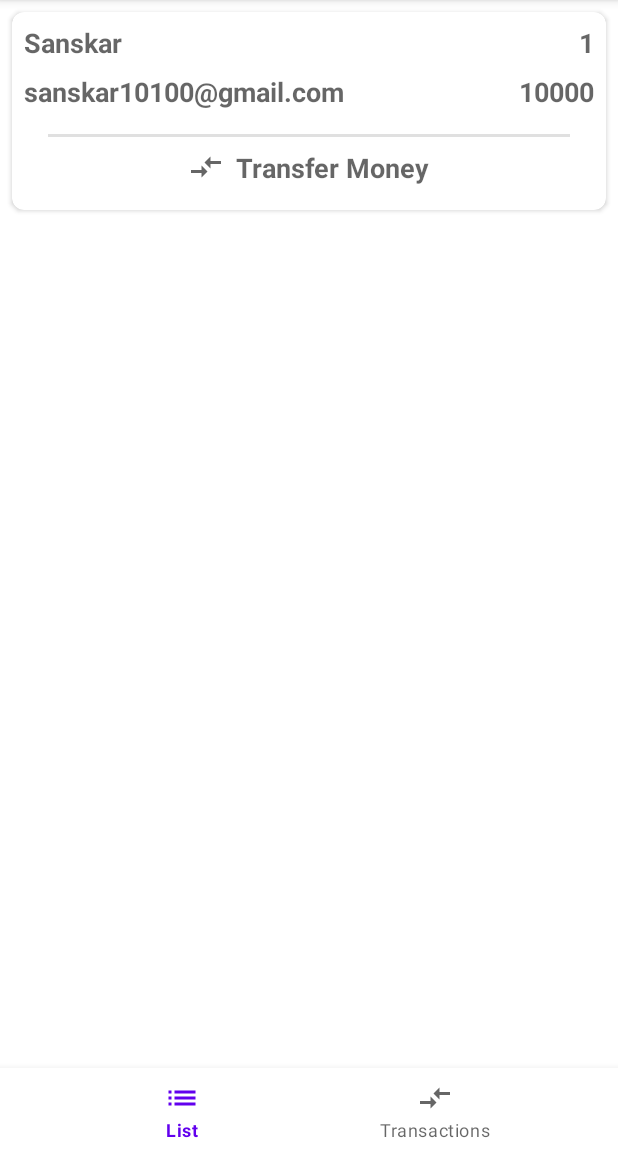
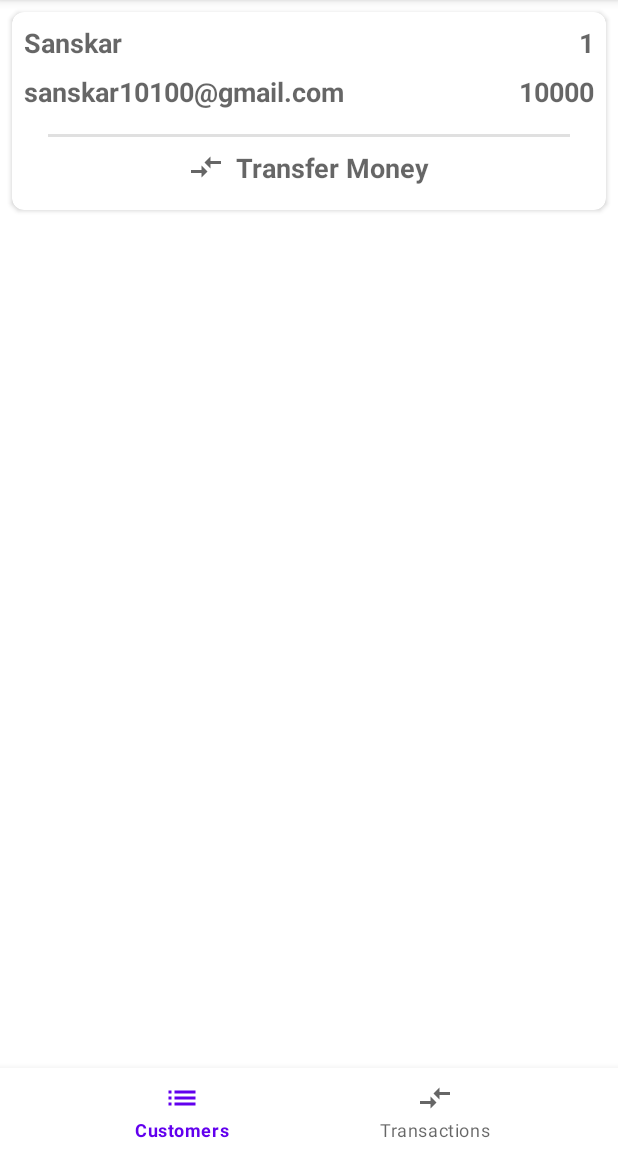
Before and after one commit to sanskar10100/ServerDown, an Android app: the screen it shows after launch (MainActivity), after a tap on "Sanskar", on a phone screen of 412 x 824 dp, the part 84-1236 px from its top. Run offline under Robolectric (Android 15) with nearby library versions, the phone set to English and light mode, and no system bars.

Commit message:
Added fragment switching in bottom navigation view

```diff
--- a/app/src/main/res/layout/activity_main.xml
+++ b/app/src/main/res/layout/activity_main.xml
@@ -1,5 +1,5 @@
 <?xml version="1.0" encoding="utf-8"?>
-<androidx.coordinatorlayout.widget.CoordinatorLayout
+<androidx.constraintlayout.widget.ConstraintLayout
     xmlns:android="http://schemas.android.com/apk/res/android"
     xmlns:app="http://schemas.android.com/apk/res-auto"
     xmlns:tools="http://schemas.android.com/tools"
@@ -10,12 +10,20 @@
     <androidx.fragment.app.FragmentContainerView
         android:id="@+id/fragment_container"
         android:layout_width="match_parent"
-        android:layout_height="wrap_content" />
+        android:layout_height="0dp"
+        app:layout_constraintStart_toStartOf="parent"
+        app:layout_constraintEnd_toEndOf="parent"
+        app:layout_constraintTop_toTopOf="parent"
+        app:layout_constraintBottom_toTopOf="@+id/bottom_nav_bar" />
 
     <com.google.android.material.bottomnavigation.BottomNavigationView
+        android:id="@+id/bottom_nav_bar"
         android:layout_width="match_parent"
         android:layout_height="wrap_content"
         android:layout_gravity="bottom"
-        app:menu="@menu/bottom_nav_menu"/>
+        app:layout_constraintBottom_toBottomOf="parent"
+        app:layout_constraintStart_toStartOf="parent"
+        app:layout_constraintEnd_toEndOf="parent"
+        app:menu="@menu/bottom_nav_menu" />
 
-</androidx.coordinatorlayout.widget.CoordinatorLayout>
+</androidx.constraintlayout.widget.ConstraintLayout>
--- a/app/src/main/res/menu/bottom_nav_menu.xml
+++ b/app/src/main/res/menu/bottom_nav_menu.xml
@@ -3,11 +3,13 @@
     xmlns:app="http://schemas.android.com/apk/res-auto">
 
     <item
-        android:title="List"
+        android:id="@+id/action_customers"
+        android:title="Customers"
         android:icon="@drawable/ic_baseline_list_24"
         app:showAsAction="ifRoom" />
 
     <item
+        android:id="@+id/action_transactions"
         android:title="Transactions"
         android:icon="@drawable/ic_baseline_transactions_24"
         app:showAsAction="ifRoom" />
```
Also changed, not shown: app/src/main/java/io/sanskar/serverdown/MainActivity.java (+28 -0 lines).
